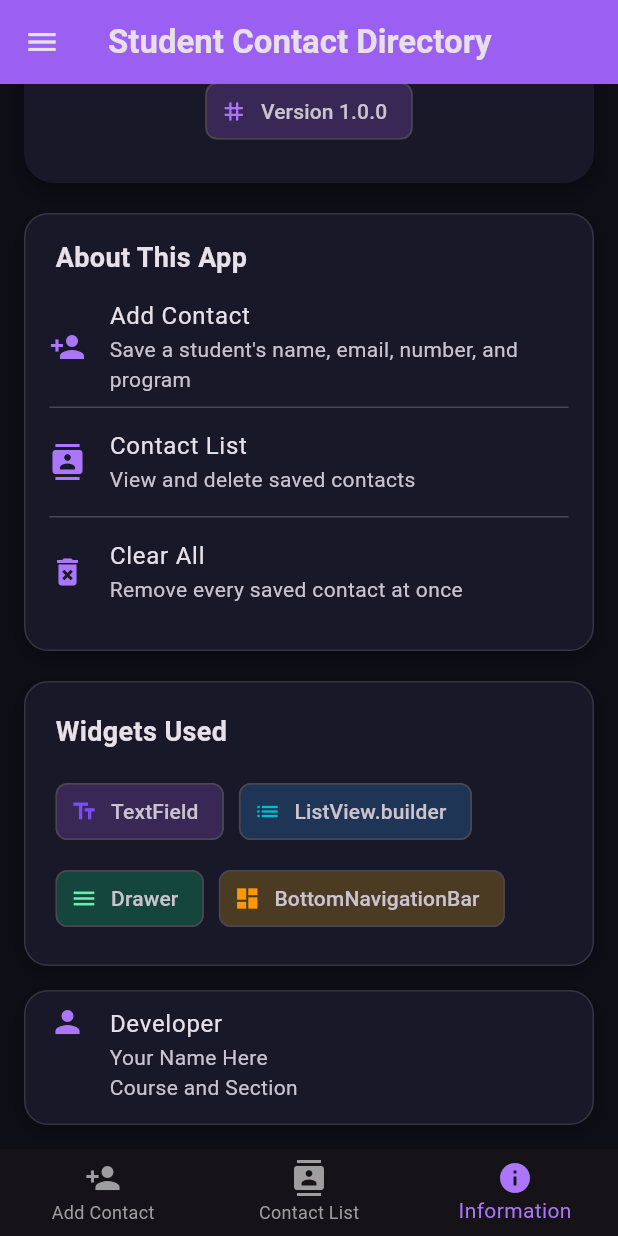
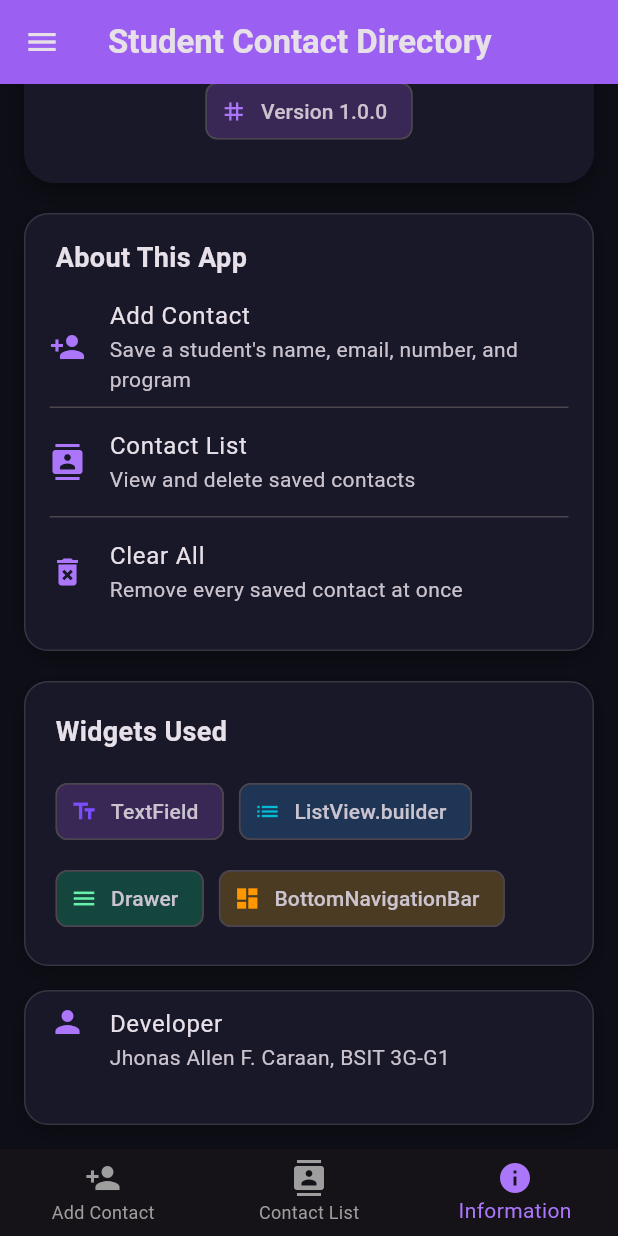
Before and after one commit to jhonas-it/student_contact_directory, a Flutter app: the screen it shows after launch, item 3 of the bottom bar chosen, scrolled down 214 dp, on a phone screen of 412 x 824 dp. Run offline on Flutter 3.47's test engine with Material 3 defaults, Android fonts, the light colour scheme and no system bars.

Commit message:
Updated developed by

```diff
--- a/lib/main.dart
+++ b/lib/main.dart
@@ -725,7 +725,7 @@ class InformationScreen extends StatelessWidget {
             child: const ListTile(
               leading: Icon(Icons.person, color: Color(0xFFAB76FA)),
               title: Text("Developer"),
-              subtitle: Text("Your Name Here\nCourse and Section"),
+              subtitle: Text("Jhonas Allen F. Caraan, BSIT 3G-G1"),
               isThreeLine: true,
             ),
           ),
```
